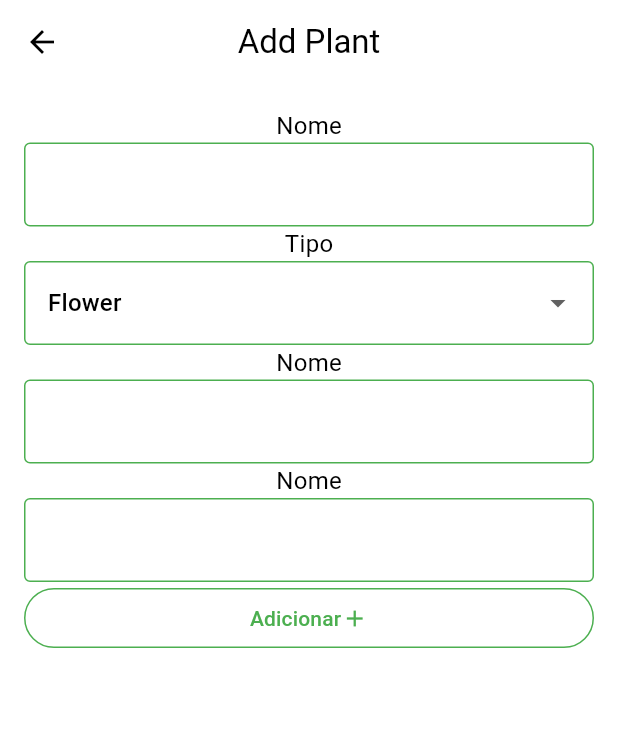
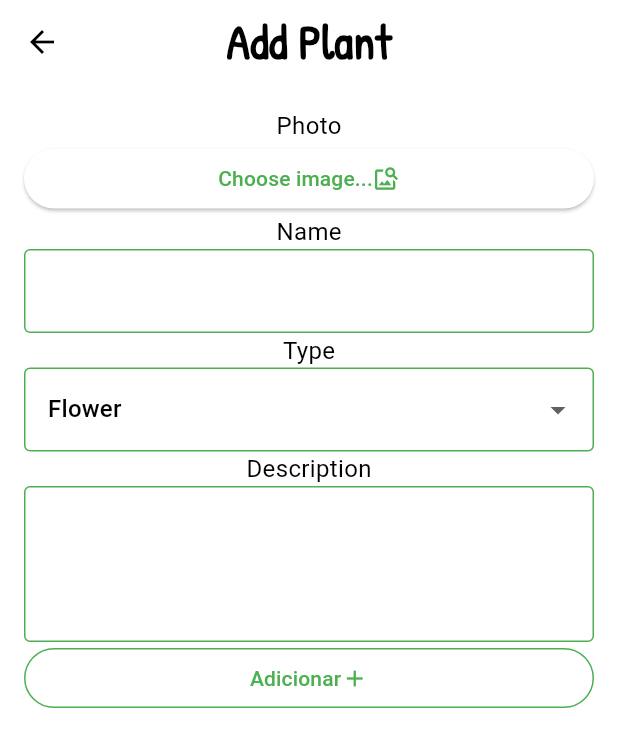
Before and after one commit to Murilovsky/plantpedia, a Flutter app: the screen it shows after launch, item 2 of the bottom bar chosen, after a tap on the "add" icon, on a phone screen of 412 x 824 dp. Shown: the top 747 px of the screen. Run offline on Flutter 3.47's test engine with Material 2 defaults, Android fonts, the phone set to English and light mode, and no system bars; our stand-ins replace sqflite; accounts and stored records are empty.

Commit message:
New fonts, cards updated

```diff
--- a/lib/components/planta_card.dart
+++ b/lib/components/planta_card.dart
@@ -1,11 +1,13 @@
 import 'package:flutter/material.dart';
+import 'package:plantpedia/screens/detail.dart';
 
 class PlantCard extends StatelessWidget {
   const PlantCard({super.key});
 
   @override
   Widget build(BuildContext context) {
-    return Card(
+    return InkWell(
+      child: Card(
         clipBehavior: Clip.hardEdge,
         child: Column(children: [
           Image.asset(
@@ -20,12 +22,19 @@ class PlantCard extends StatelessWidget {
                 mainAxisAlignment: MainAxisAlignment.spaceBetween,
                 children: [
                   Text('Calandiva',
-                    style: TextStyle(fontSize: 20, color: Colors.green)),
+                      style: TextStyle(
+                          fontSize: 24,
+                          color: Colors.green,
+                          fontFamily: 'Patrick',
+                          fontWeight: FontWeight.bold)),
                   Text('Flower'),
                   Text('Water every 2 weeks')
                 ]),
           )
         ]),
+      ),
+      onTap: () => Navigator.of(context)
+          .push(MaterialPageRoute(builder: (context) => DetailedPlant())),
     );
   }
 }
--- a/lib/main.dart
+++ b/lib/main.dart
@@ -1,4 +1,5 @@
 import 'package:flutter/material.dart';
+import 'package:flutter/services.dart';
 import 'package:plantpedia/screens/dashboard.dart';
 
 void main() {
@@ -11,8 +12,17 @@ class PlantPediaApp extends StatelessWidget {
   // This widget is the root of your application.
   @override
   Widget build(BuildContext context) {
+    SystemChrome.setPreferredOrientations([
+      DeviceOrientation.portraitUp,
+      DeviceOrientation.portraitDown,
+    ]);
     return MaterialApp(
       theme: ThemeData(
+          textTheme: TextTheme(
+              headline1: TextStyle(
+                  fontFamily: 'Patrick',
+                  fontSize: 32,
+                  fontWeight: FontWeight.bold)),
           brightness: Brightness.light,
           colorScheme: ColorScheme.light(
               primary: Colors.green,
--- a/lib/screens/dashboard.dart
+++ b/lib/screens/dashboard.dart
@@ -17,7 +17,11 @@ class _DashboardState extends State<Dashboard> {
   Widget build(BuildContext context) {
     return Scaffold(
       appBar: AppBar(
-        title: const Text('PlantPedia'),
+        title: const Text('PlantPedia',
+            style: TextStyle(
+                fontFamily: 'Patrick',
+                fontWeight: FontWeight.bold,
+                fontSize: 32)),
         centerTitle: true,
         bottomOpacity: 80,
       ),
--- /dev/null
+++ b/lib/screens/detail.dart
@@ -0,0 +1,10 @@
+import 'package:flutter/material.dart';
+
+class DetailedPlant extends StatelessWidget {
+  const DetailedPlant({super.key});
+
+  @override
+  Widget build(BuildContext context) {
+    return Scaffold();
+  }
+}
--- a/lib/screens/home.dart
+++ b/lib/screens/home.dart
@@ -7,7 +7,7 @@ class HomePage extends StatelessWidget {
   Widget build(BuildContext context) {
     return Scaffold(
       body: SingleChildScrollView(
-        child: Column(children: [Text('Esta é a página de "Home" ')]),
+        child: Column(children: const [Text('Esta é a página de "Home" ')]),
       ),
     );
   }
--- a/lib/screens/new_plant.dart
+++ b/lib/screens/new_plant.dart
@@ -18,14 +18,20 @@ class NewPlant extends StatefulWidget {
 
 class _NewPlantState extends State<NewPlant> {
   final TextEditingController _nameController = TextEditingController();
+  final TextEditingController _descriptionController = TextEditingController();
 
   final String _dropDownValue = tipos.first;
 
   @override
   Widget build(BuildContext context) {
     return Scaffold(
+      resizeToAvoidBottomInset: false,
       appBar: AppBar(
-        title: const Text('Add Plant'),
+        title: const Text('Add Plant',
+            style: TextStyle(
+                fontFamily: 'Patrick',
+                fontWeight: FontWeight.bold,
+                fontSize: 32)),
         centerTitle: true,
       ),
       body: Padding(
@@ -33,31 +39,38 @@ class _NewPlantState extends State<NewPlant> {
         child: Form(
           child: Column(
             children: [
-              const Text('Nome', style: TextStyle(fontSize: 16)),
+              const Text('Photo', style: TextStyle(fontSize: 16)),
+              ElevatedButton(
+                  onPressed: getImageFromFile,
+                  child: Row(
+                    mainAxisAlignment: MainAxisAlignment.center,
+                    children: [
+                      Text('Choose image...'),
+                      Icon(Icons.image_search)
+                    ],
+                  )),
+              const Text('Name', style: TextStyle(fontSize: 16)),
               TextFormField(
                 controller: _nameController,
                 decoration: const InputDecoration(border: OutlineInputBorder()),
               ),
-              const Text('Tipo', style: TextStyle(fontSize: 16)),
+              const Text('Type', style: TextStyle(fontSize: 16)),
               DropdownButtonFormField(
                 value: _dropDownValue,
                 items: tipos.map<DropdownMenuItem<String>>((String item) {
                   return DropdownMenuItem(
+                    value: item,
                     child: Text(item),
-                    value: item,
                   );
                 }).toList(),
                 onChanged: (String? value) {},
                 decoration: const InputDecoration(border: OutlineInputBorder()),
               ),
-              const Text('Nome', style: TextStyle(fontSize: 16)),
+              const Text('Description', style: TextStyle(fontSize: 16)),
               TextField(
-                controller: _nameController,
-                decoration: const InputDecoration(border: OutlineInputBorder()),
-              ),
-              const Text('Nome', style: TextStyle(fontSize: 16)),
-              TextField(
-                controller: _nameController,
+                maxLines: 6,
+                minLines: 3,
+                controller: _descriptionController,
                 decoration: const InputDecoration(border: OutlineInputBorder()),
               ),
               OutlinedButton(
@@ -75,3 +88,7 @@ class _NewPlantState extends State<NewPlant> {
     );
   }
 }
+
+void getImageFromFile() async {
+  // final FileImage fileImage = FileImage(await Image.file())
+}
--- a/lib/screens/search.dart
+++ b/lib/screens/search.dart
@@ -9,14 +9,15 @@ class SearchPage extends StatelessWidget {
       child: Padding(
         padding: const EdgeInsets.all(16.0),
         child: Column(mainAxisAlignment: MainAxisAlignment.center, children: [
-          Text('Pesquise sobre qualquer planta',
+          const Text('Pesquise sobre qualquer planta',
               style: TextStyle(fontSize: 16)),
-          SizedBox(height: 16),
+          const SizedBox(height: 16),
           TextField(
             controller: pesquisa,
             decoration: const InputDecoration(
                 hintText: 'Costela de Adão',
-                suffixIcon: Icon(Icons.search_rounded),
+                suffixIcon:
+                    IconButton(icon: Icon(Icons.search), onPressed: search),
                 border: OutlineInputBorder()),
             textAlign: TextAlign.center,
           )
@@ -25,3 +26,7 @@ class SearchPage extends StatelessWidget {
     );
   }
 }
+
+void search() {
+  print('Cacaca');
+}
```
Also changed, not shown: pubspec.yaml (+5 -4 lines), fonts/PatrickHand-Regular.ttf (added), pubspec.lock. Lines whose indentation alone changed are shown as unchanged.
